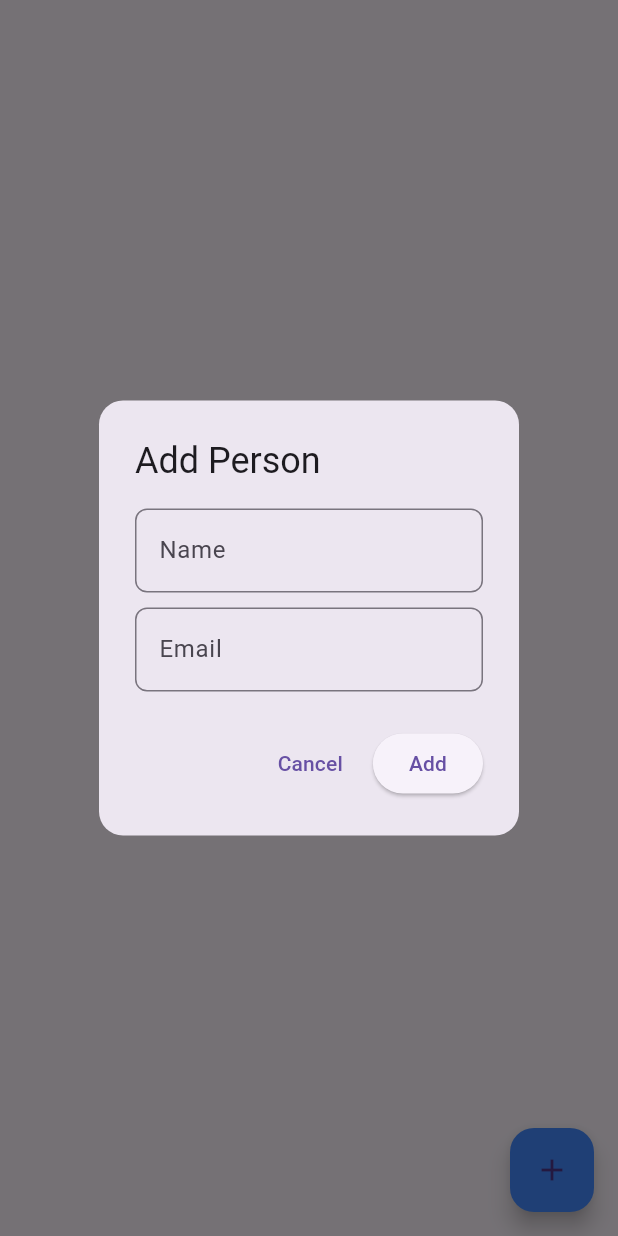
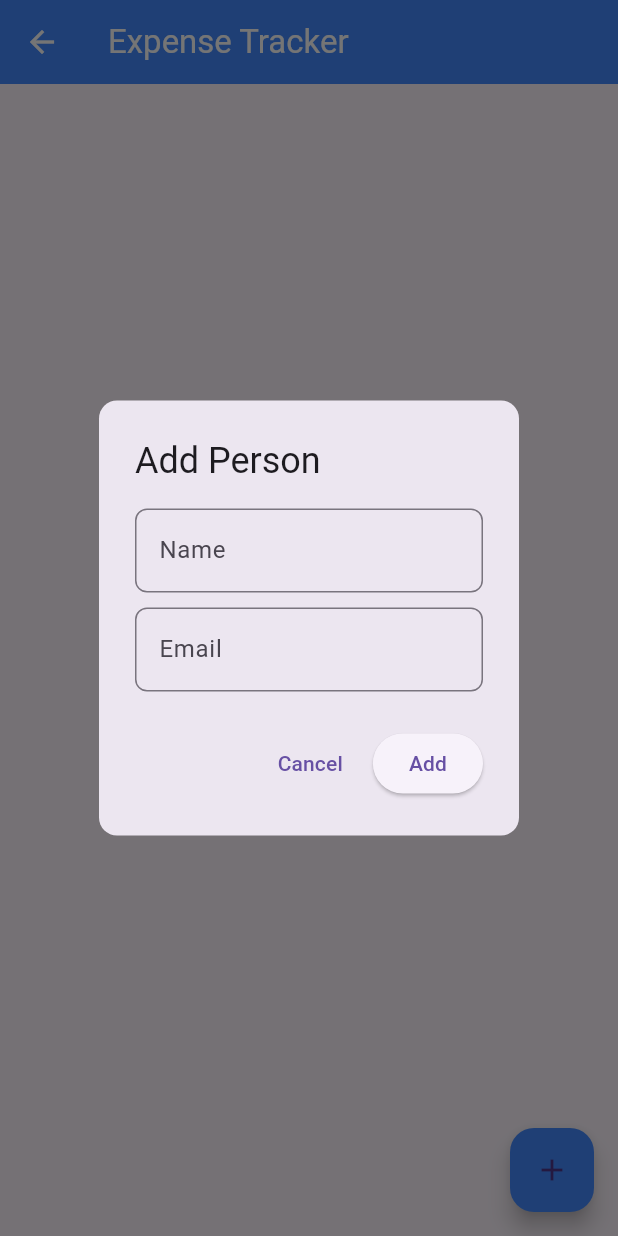
Before and after one commit to dakdim/appforhackathon, a Flutter app: the ExpensePage screen opened directly, after a tap on the "add" icon, on a phone screen of 412 x 824 dp. Run offline on Flutter 3.47's test engine with Material 3 defaults, Android fonts, the phone set to English and light mode, and no system bars; our stand-ins replace image_picker.

Commit message:
expense page

```diff
--- a/lib/view/expense.dart
+++ b/lib/view/expense.dart
@@ -1,5 +1,5 @@
 import 'package:flutter/material.dart';
-import 'persondetail.dart'; // Import the new page
+import 'persondetail.dart'; // Import PersonDetailsPage
 
 class ExpensePage extends StatefulWidget {
   const ExpensePage({super.key});
@@ -12,7 +12,7 @@ class _ExpensePageState extends State<ExpensePage> {
   final TextEditingController _nameController = TextEditingController();
   final TextEditingController _emailController = TextEditingController();
 
-  final List<Map<String, String>> _persons = [];
+  List<Map<String, String>> _people = [];
 
   @override
   void dispose() {
@@ -27,7 +27,7 @@ class _ExpensePageState extends State<ExpensePage> {
       builder: (context) {
         return AlertDialog(
           shape: RoundedRectangleBorder(
-            borderRadius: BorderRadius.circular(16),
+            borderRadius: BorderRadius.circular(12),
           ),
           title: const Text('Add Person'),
           content: Column(
@@ -58,7 +58,7 @@ class _ExpensePageState extends State<ExpensePage> {
           actions: [
             TextButton(
               onPressed: () {
-                Navigator.pop(context); // Close dialog
+                Navigator.pop(context);
               },
               child: const Text('Cancel'),
             ),
@@ -67,14 +67,14 @@ class _ExpensePageState extends State<ExpensePage> {
                 if (_nameController.text.isNotEmpty &&
                     _emailController.text.isNotEmpty) {
                   setState(() {
-                    _persons.add({
+                    _people.add({
                       'name': _nameController.text,
                       'email': _emailController.text,
                     });
                   });
                   _nameController.clear();
                   _emailController.clear();
-                  Navigator.pop(context); // Close dialog
+                  Navigator.pop(context);
                 }
               },
               child: const Text('Add'),
@@ -85,57 +85,42 @@ class _ExpensePageState extends State<ExpensePage> {
     );
   }
 
+  void _navigateToDetails(String name) {
+    Navigator.push(
+      context,
+      MaterialPageRoute(
+        builder: (context) => PersonDetailsPage(name: name),
+      ),
+    );
+  }
+
   @override
   Widget build(BuildContext context) {
     return Scaffold(
-      body: Column(
-        children: [
-          Expanded(
-            child: _persons.isEmpty
-                ? const Center(
-                    child: Text(
-                      'No persons added yet.\nTap the "+" button to add a person.',
-                      textAlign: TextAlign.center,
-                      style: TextStyle(fontSize: 16, color: Colors.grey),
+      appBar: AppBar(
+        title: const Text("Expense Tracker"),
+        backgroundColor: Colors.blueAccent,
+        foregroundColor: Colors.white,
       ),
-                  )
+      body: _people.isEmpty
+          ? const Center(child: Text("No people added yet!"))
           : ListView.builder(
-                    itemCount: _persons.length,
+              itemCount: _people.length,
               itemBuilder: (context, index) {
-                      final person = _persons[index];
+                final person = _people[index];
                 return Card(
-                        elevation: 4,
-                        margin: const EdgeInsets.symmetric(
-                            horizontal: 10, vertical: 6),
+                  margin:
+                      const EdgeInsets.symmetric(horizontal: 10, vertical: 5),
                   child: ListTile(
-                          leading: CircleAvatar(
-                            backgroundColor: Colors.blueAccent,
-                            child: Text(
-                              person['name']![0].toUpperCase(),
-                              style: const TextStyle(color: Colors.white),
-                            ),
-                          ),
                     title: Text(
                       person['name']!,
                       style: const TextStyle(fontWeight: FontWeight.bold),
                     ),
                     subtitle: Text(person['email']!),
-                          onTap: () {
-                            Navigator.push(
-                              context,
-                              MaterialPageRoute(
-                                builder: (context) => PersonDetailsPage(
-                                  name: person['name']!,
-                                ),
+                    onTap: () => _navigateToDetails(person['name']!),
                   ),
                 );
               },
-                        ),
-                      );
-                    },
-                  ),
-          ),
-        ],
             ),
       floatingActionButton: FloatingActionButton(
         onPressed: _addPerson,
--- a/lib/view/insideeachgroup/group.dart
+++ b/lib/view/insideeachgroup/group.dart
@@ -1,4 +1,5 @@
 import 'package:flutter/material.dart';
+// import 'package:flutter/cleanapp/view/inisdeeachgroup/schedule.dart';
 
 class GroupDetailsPage extends StatelessWidget {
   final String groupName;
--- a/pubspec.yaml
+++ b/pubspec.yaml
@@ -36,6 +36,8 @@ dependencies:
   cupertino_icons: ^1.0.8
   curved_navigation_bar: ^1.0.6
   image_picker: ^1.1.2
+  flutter_datetime_picker_plus: ^2.2.0
+  flutter_local_notifications: ^18.0.1
 
 dev_dependencies:
   flutter_test:
```
Also changed, not shown: lib/view/insideeachgroup/schdedule.dart (+77 -93 lines), lib/view/notification.dart (added), pubspec.lock, 1 other file. Lines whose indentation alone changed are shown as unchanged.
